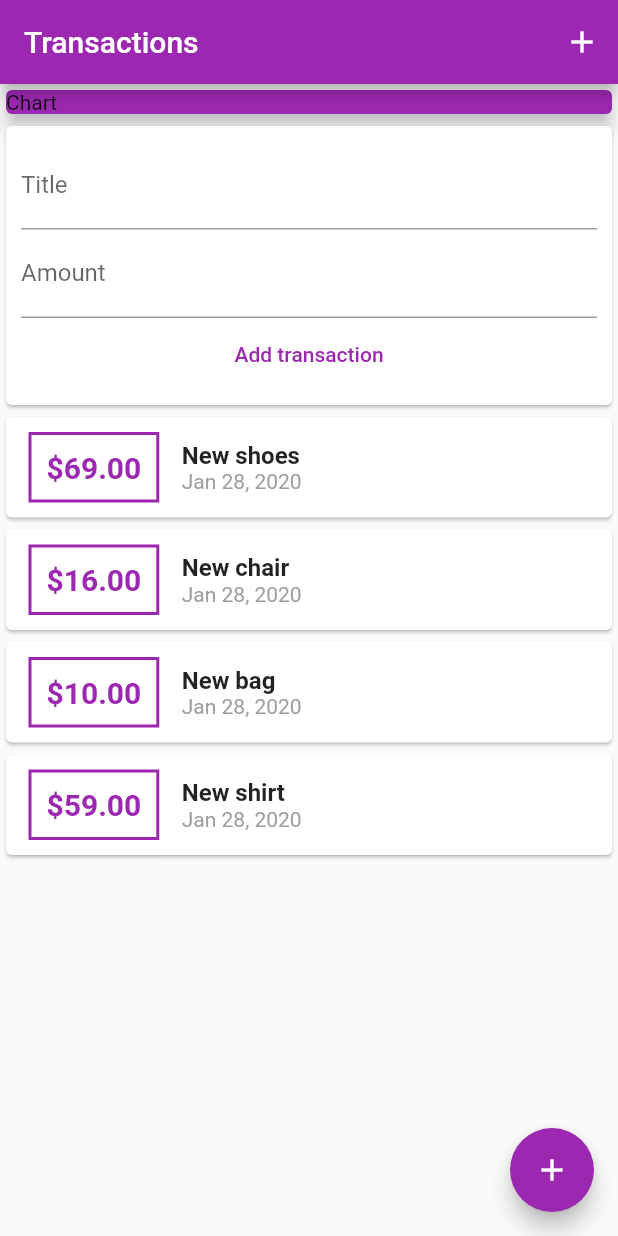
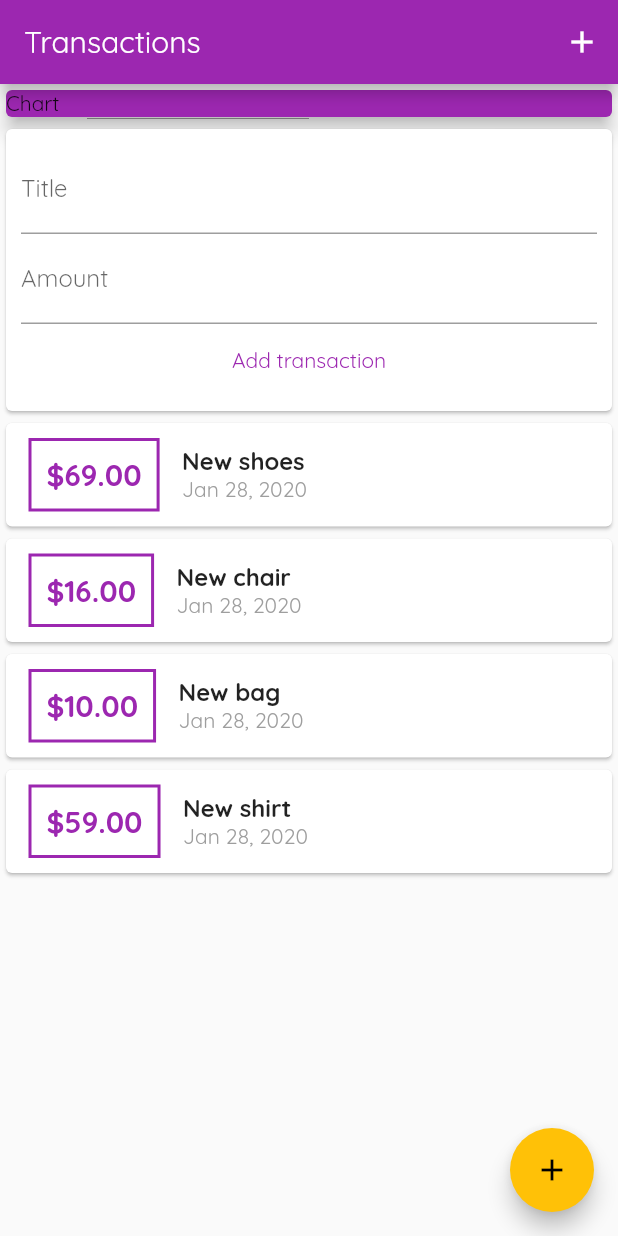
Before and after one commit to kmvbatista/expenses, a Flutter app: the screen it shows after launch, on a phone screen of 412 x 824 dp. Run offline on Flutter 3.47's test engine with Material 2 defaults, Android fonts, the phone set to English and light mode, and no system bars.

Commit message:
adding fonts

```diff
--- a/lib/main.dart
+++ b/lib/main.dart
@@ -15,8 +15,9 @@ class _MyAppState extends State<MyApp> {
     return MaterialApp(
       title: 'Flutter Demo',
       theme: ThemeData(
-        primarySwatch: Colors.purple,
-      ),
+          primarySwatch: Colors.purple,
+          accentColor: Colors.amber,
+          fontFamily: 'Quicksand'),
       home: HomePage(),
     );
   }
```
Also changed, not shown: pubspec.yaml (+11 -11 lines), assets/fonts/OpenSans-Bold.ttf (added), assets/fonts/OpenSans-Regular.ttf (added), assets/fonts/Quicksand-Bold.ttf (added), assets/fonts/Quicksand-Light.ttf (added), assets/fonts/Quicksand-Medium.ttf (added), assets/fonts/Quicksand-Regular.ttf (added).
